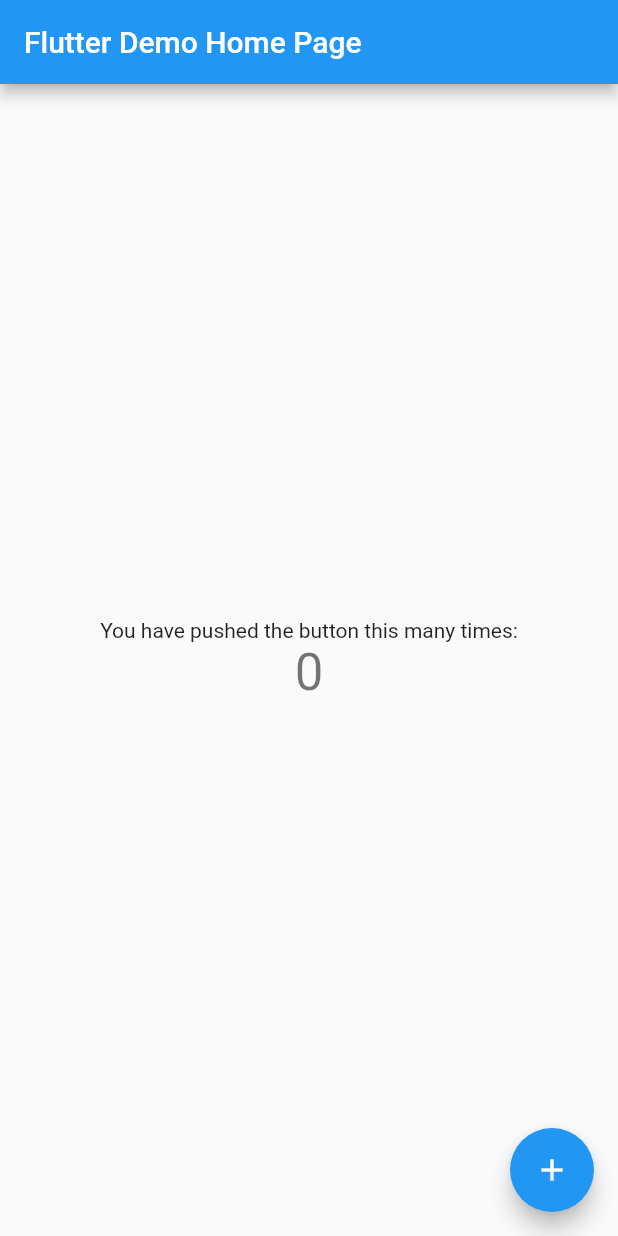
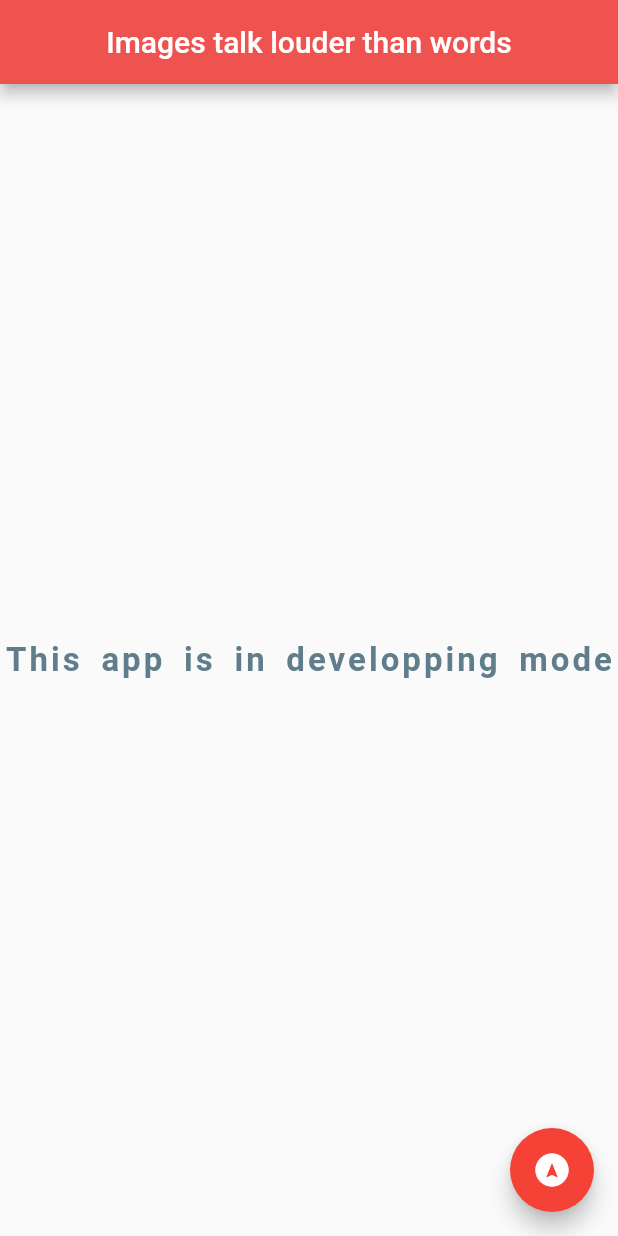
Before and after one commit to boudourm/photo-gallery, a Flutter app: the screen it shows after launch, on a phone screen of 412 x 824 dp. Run offline on Flutter 3.47's test engine with Material 2 defaults, Android fonts, the phone set to English and light mode, and no system bars.

Commit message:
Task 2 : Basic widgets of flutter

```diff
--- a/lib/main.dart
+++ b/lib/main.dart
@@ -1,115 +1,40 @@
 import 'package:flutter/material.dart';
 
 void main() {
-  runApp(const MyApp());
+  runApp(MaterialApp(
+    home: Home()
+  ));
 }
 
-class MyApp extends StatelessWidget {
-  const MyApp({Key? key}) : super(key: key);
+class Home extends StatelessWidget {
+  const Home({Key? key}) : super(key: key);
 
-  // This widget is the root of your application.
   @override
   Widget build(BuildContext context) {
-    return MaterialApp(
-      title: 'Flutter Demo',
-      theme: ThemeData(
-        // This is the theme of your application.
-        //
-        // Try running your application with "flutter run". You'll see the
-        // application has a blue toolbar. Then, without quitting the app, try
-        // changing the primarySwatch below to Colors.green and then invoke
-        // "hot reload" (press "r" in the console where you ran "flutter run",
-        // or simply save your changes to "hot reload" in a Flutter IDE).
-        // Notice that the counter didn't reset back to zero; the application
-        // is not restarted.
-        primarySwatch: Colors.blue,
+    return Scaffold(
+      appBar: AppBar(
+        title: Text("Images talk louder than words"),
+        backgroundColor: Colors.red[400],
+        centerTitle: true,
       ),
-      home: const MyHomePage(title: 'Flutter Demo Home Page'),
+      body: Center(
+          child: Text(
+            "This app is in developping mode",
+            style: TextStyle(
+              fontSize: 22,
+              fontWeight: FontWeight.bold,
+              color: Colors.blueGrey,
+              letterSpacing: 2,
+              wordSpacing: 5
+            ),)
+      ),
+      floatingActionButton: FloatingActionButton(
+        backgroundColor: Colors.red,
+        child: Icon(Icons.assistant_navigation),
+        onPressed: (){
+          print("i am clicked");
+        },
+      ),
     );
   }
 }
-
-class MyHomePage extends StatefulWidget {
-  const MyHomePage({Key? key, required this.title}) : super(key: key);
-
-  // This widget is the home page of your application. It is stateful, meaning
-  // that it has a State object (defined below) that contains fields that affect
-  // how it looks.
-
-  // This class is the configuration for the state. It holds the values (in this
-  // case the title) provided by the parent (in this case the App widget) and
-  // used by the build method of the State. Fields in a Widget subclass are
-  // always marked "final".
-
-  final String title;
-
-  @override
-  State<MyHomePage> createState() => _MyHomePageState();
-}
-
-class _MyHomePageState extends State<MyHomePage> {
-  int _counter = 0;
-
-  void _incrementCounter() {
-    setState(() {
-      // This call to setState tells the Flutter framework that something has
-      // changed in this State, which causes it to rerun the build method below
-      // so that the display can reflect the updated values. If we changed
-      // _counter without calling setState(), then the build method would not be
-      // called again, and so nothing would appear to happen.
-      _counter++;
-    });
-  }
-
-  @override
-  Widget build(BuildContext context) {
-    // This method is rerun every time setState is called, for instance as done
-    // by the _incrementCounter method above.
-    //
-    // The Flutter framework has been optimized to make rerunning build methods
-    // fast, so that you can just rebuild anything that needs updating rather
-    // than having to individually change instances of widgets.
-    return Scaffold(
-      appBar: AppBar(
-        // Here we take the value from the MyHomePage object that was created by
-        // the App.build method, and use it to set our appbar title.
-        title: Text(widget.title),
-      ),
-      body: Center(
-        // Center is a layout widget. It takes a single child and positions it
-        // in the middle of the parent.
-        child: Column(
-          // Column is also a layout widget. It takes a list of children and
-          // arranges them vertically. By default, it sizes itself to fit its
-          // children horizontally, and tries to be as tall as its parent.
-          //
-          // Invoke "debug painting" (press "p" in the console, choose the
-          // "Toggle Debug Paint" action from the Flutter Inspector in Android
-          // Studio, or the "Toggle Debug Paint" command in Visual Studio Code)
-          // to see the wireframe for each widget.
-          //
-          // Column has various properties to control how it sizes itself and
-          // how it positions its children. Here we use mainAxisAlignment to
-          // center the children vertically; the main axis here is the vertical
-          // axis because Columns are vertical (the cross axis would be
-          // horizontal).
-          mainAxisAlignment: MainAxisAlignment.center,
-          children: <Widget>[
-            const Text(
-              'You have pushed the button this many times:',
-              ),
-              Text(
-                '$_counter',
-                style: Theme.of(context).textTheme.headline4,
-              ),
-            ],
-          ),
-        ),
-        floatingActionButton: FloatingActionButton(
-          onPressed: _incrementCounter,
-          tooltip: 'Increment',
-          child: const Icon(Icons.add),
-        ), // This trailing comma makes auto-formatting nicer for build methods.
-      );
-    }
-  }
```
Also changed, not shown: 1 other file.
